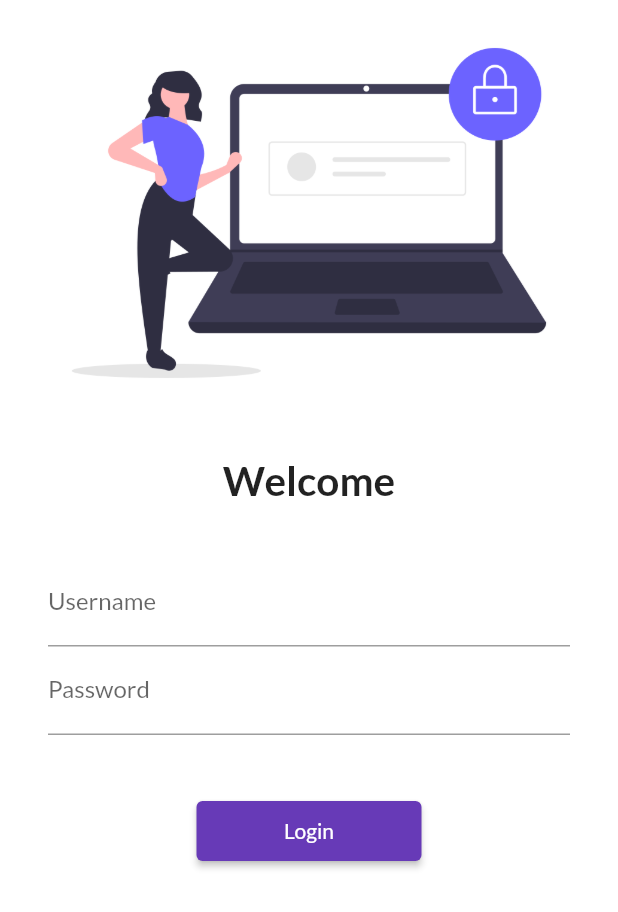
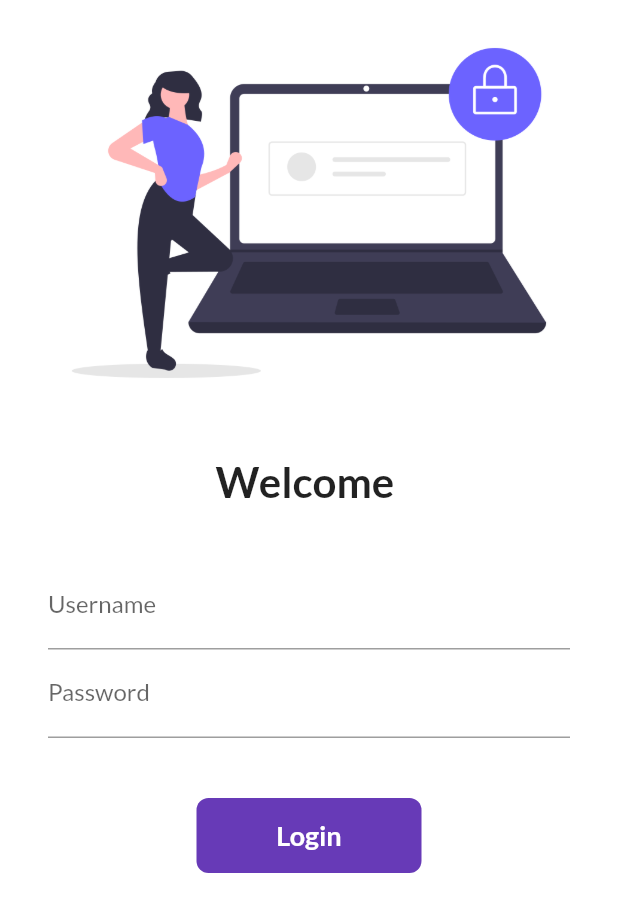
Before and after one commit to shumailaSami/Flutter_Catalog_App, a Flutter app: the screen it shows after launch, on a phone screen of 412 x 824 dp. Shown: the top 912 px of the screen. Run offline on Flutter 3.47's test engine with Material 2 defaults, Android fonts, the phone set to English and light mode, and no system bars; our stand-ins replace google_fonts.

Commit message:
day 6 completed

```diff
--- a/lib/pages/login_page.dart
+++ b/lib/pages/login_page.dart
@@ -1,8 +1,16 @@
 import 'package:flutter/material.dart';
 import 'package:flutter_catalog/utils/routes.dart';
 
-class LoginPage extends StatelessWidget {
+class LoginPage extends StatefulWidget {
   const LoginPage({Key? key}) : super(key: key);
+
+  @override
+  State<LoginPage> createState() => _LoginPageState();
+}
+
+class _LoginPageState extends State<LoginPage> {
+  String name = "";
+  bool changeButton = false;
 
   @override
   Widget build(BuildContext context) {
@@ -19,9 +27,9 @@ class LoginPage extends StatelessWidget {
                 height: 20.0,
               ),
               Text(
-                "Welcome",
+                "Welcome $name",
                 style: TextStyle(
-                  fontSize: 27,
+                  fontSize: 28,
                   fontWeight: FontWeight.bold,
                 ),
               ),
@@ -38,6 +46,10 @@ class LoginPage extends StatelessWidget {
                         hintText: "Enter Username",
                         labelText: "Username",
                       ),
+                      onChanged: (value) {
+                        name = value;
+                        setState(() {});
+                      },
                     ),
                     TextFormField(
                       obscureText: true,
@@ -49,13 +61,48 @@ class LoginPage extends StatelessWidget {
                     SizedBox(
                       height: 40.0,
                     ),
-                    ElevatedButton(
-                      onPressed: () {
+
+                    InkWell(
+                      onTap: () async {
+                        setState(() {
+                          changeButton = true;
+                        });
+
+                        await Future.delayed(Duration(seconds: 1));
                         Navigator.pushNamed(context, MyRoutes.homeRoute);
                       },
-                      child: Text("Login"),
-                      style: TextButton.styleFrom(minimumSize: Size(150, 40)),
+                      child: AnimatedContainer(
+                        duration: Duration(seconds: 1),
+                        width: changeButton ? 50 : 150,
+                        height: 50,
+                        alignment: Alignment.center,
+                        child: changeButton
+                            ? Icon(Icons.done, color: Colors.white)
+                            : Text(
+                                "Login",
+                                style: TextStyle(
+                                    color: Colors.white,
+                                    fontWeight: FontWeight.bold,
+                                    fontSize: 18),
+                              ),
+                        decoration: BoxDecoration(
+                          color: Colors.deepPurple,
+                          //shape: changeButton
+                          //  ? BoxShape.circle
+                          //: BoxShape.rectangle,
+                          borderRadius:
+                              BorderRadius.circular(changeButton ? 50 : 8),
+                        ),
+                      ),
                     ),
+
+                    // ElevatedButton(
+                    // onPressed: () {
+                    // Navigator.pushNamed(context, MyRoutes.homeRoute);
+                    //},
+                    //child: Text("Login"),
+                    //style: TextButton.styleFrom(minimumSize: Size(150, 40)),
+                    //),
                   ],
                 ),
               ),
```
